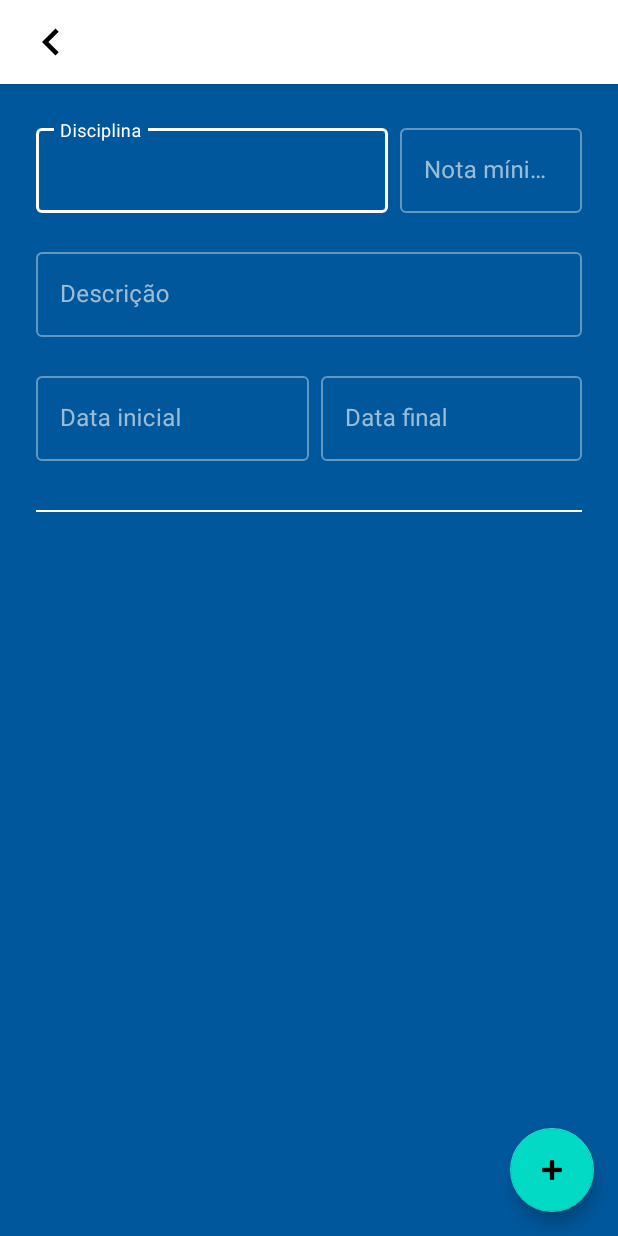
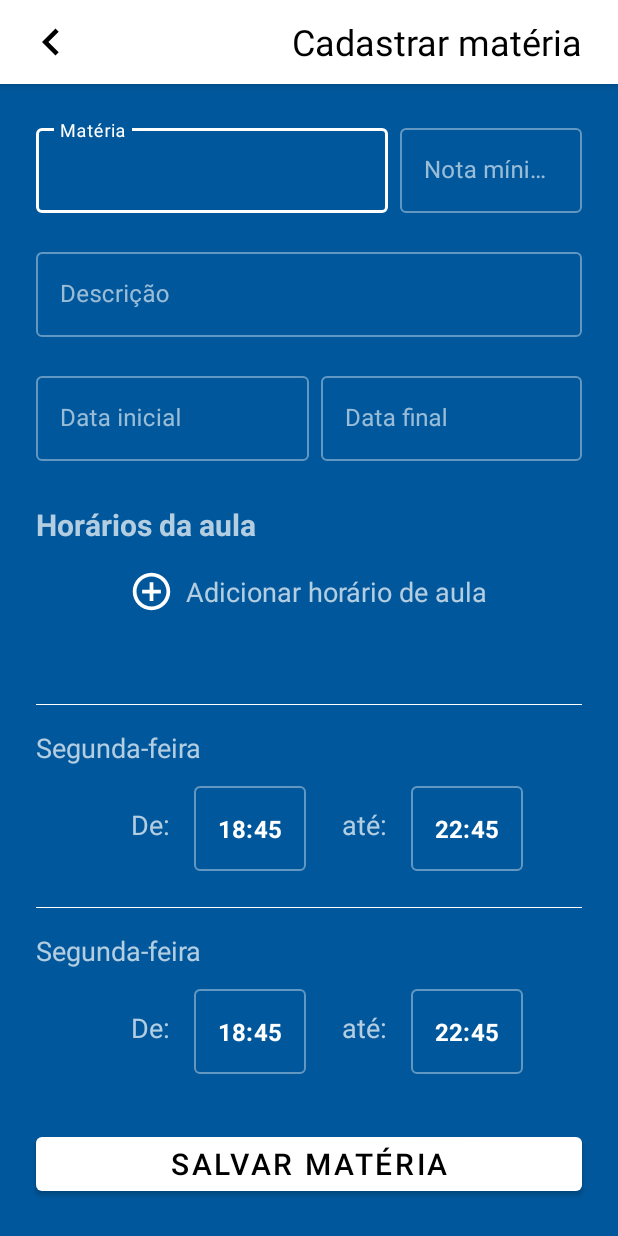
Before and after one commit to tiagomnunes89/vidacademica, an Android app: the layout activity_create_subject.xml on its own in the app's theme, with its tools: preview values and no code run, on a phone screen of 412 x 824 dp. Run offline under Robolectric (Android 15) with nearby library versions, the light colour scheme and no system bars.

Commit message:
register subject

```diff
--- a/app/src/main/java/online/vidacademica/presentation/ui/CreateSubjectActivity.java
+++ b/app/src/main/java/online/vidacademica/presentation/ui/CreateSubjectActivity.java
@@ -25,15 +25,6 @@ public class CreateSubjectActivity extends AppCompatActivity {
     protected void onCreate(Bundle savedInstanceState) {
         super.onCreate(savedInstanceState);
         binding = DataBindingUtil.setContentView(this, R.layout.activity_create_subject);
-        setSupportActionBar(binding.toolbar);
-
-        binding.fab.setOnClickListener(new View.OnClickListener() {
-            @Override
-            public void onClick(View view) {
-                Snackbar.make(view, "Replace with your own action", Snackbar.LENGTH_LONG)
-                        .setAction("Action", null).show();
-            }
-        });
 
         binding.inputStartDate.setOnClickListener(new View.OnClickListener() {
             @Override
--- /dev/null
+++ b/app/src/main/res/drawable/ic_button_add_white_24dp.xml
@@ -0,0 +1,5 @@
+<vector android:height="30dp" android:tint="#FFFFFF"
+    android:viewportHeight="24.0" android:viewportWidth="24.0"
+    android:width="30dp" xmlns:android="http://schemas.android.com/apk/res/android">
+    <path android:fillColor="#FF000000" android:pathData="M13,7h-2v4L7,11v2h4v4h2v-4h4v-2h-4L13,7zM12,2C6.48,2 2,6.48 2,12s4.48,10 10,10 10,-4.48 10,-10S17.52,2 12,2zM12,20c-4.41,0 -8,-3.59 -8,-8s3.59,-8 8,-8 8,3.59 8,8 -3.59,8 -8,8z"/>
+</vector>
--- a/app/src/main/res/layout/activity_create_subject.xml
+++ b/app/src/main/res/layout/activity_create_subject.xml
@@ -27,19 +27,30 @@
                 app:layout_constraintStart_toStartOf="parent"
                 app:layout_constraintTop_toTopOf="parent">
 
-                <androidx.appcompat.widget.Toolbar
+                <LinearLayout
                     android:id="@+id/toolbar"
                     android:layout_width="match_parent"
                     android:layout_height="?attr/actionBarSize"
-                    android:background="?attr/colorPrimary"
-                    app:popupTheme="@style/AppTheme.PopupOverlay">
+                    android:background="?attr/colorPrimary">
 
-                    <androidx.appcompat.widget.AppCompatImageView
+                    <ImageView
                         android:layout_width="wrap_content"
                         android:layout_height="wrap_content"
+                        android:layout_gravity="center_vertical"
+                        android:layout_marginStart="@dimen/short_size"
                         android:src="@drawable/ic_turn_back_black_24dp" />
 
-                </androidx.appcompat.widget.Toolbar>
+                    <TextView
+                        android:layout_width="match_parent"
+                        android:layout_height="wrap_content"
+                        android:layout_gravity="end|center_vertical"
+                        android:layout_marginEnd="@dimen/default_size"
+                        android:gravity="end"
+                        android:text="@string/title_register_subject"
+                        android:textColor="@android:color/black"
+                        android:textSize="@dimen/font_primary_title" />
+
+                </LinearLayout>
 
             </com.google.android.material.appbar.AppBarLayout>
 
@@ -124,7 +135,8 @@
                 android:paddingEnd="@dimen/default_size"
                 app:layout_constraintEnd_toEndOf="parent"
                 app:layout_constraintStart_toStartOf="parent"
-                app:layout_constraintTop_toBottomOf="@+id/input_description_subject_layout">
+                app:layout_constraintTop_toBottomOf="@+id/input_description_subject_layout"
+                android:baselineAligned="false">
 
                 <com.google.android.material.textfield.TextInputLayout
                     android:id="@+id/text_input_dt_start_subject"
@@ -164,32 +176,78 @@
                 </com.google.android.material.textfield.TextInputLayout>
             </LinearLayout>
 
-            <View
-                android:id="@+id/divider"
-                android:layout_width="match_parent"
-                android:layout_height="1dp"
+            <TextView
+                android:id="@+id/text_view_class_schedules"
+                android:layout_width="wrap_content"
+                android:layout_height="wrap_content"
                 android:layout_marginStart="@dimen/default_size"
-                android:layout_marginTop="@dimen/semi_short_size"
-                android:layout_marginEnd="@dimen/default_size"
-                android:background="@android:color/white"
+                android:layout_marginTop="@dimen/little_size"
+                android:text="@string/class_schedule"
+                android:textSize="@dimen/font_normal_text"
+                android:textStyle="bold"
+                app:layout_constraintStart_toStartOf="parent"
                 app:layout_constraintTop_toBottomOf="@+id/linear_layout_start_final_date" />
 
-            <com.google.android.material.floatingactionbutton.FloatingActionButton
-                android:id="@+id/fab"
-                android:layout_width="wrap_content"
+            <LinearLayout
+                android:id="@+id/linear_layout_add_schedule"
+                android:layout_width="match_parent"
                 android:layout_height="wrap_content"
-                android:layout_gravity="bottom|end"
-                android:layout_margin="@dimen/fab_margin"
+                android:layout_marginStart="@dimen/default_size"
+                android:layout_marginTop="@dimen/short_size"
+                android:layout_marginEnd="@dimen/default_size"
+                android:orientation="horizontal"
+                android:gravity="center_horizontal"
+                app:layout_constraintStart_toStartOf="parent"
+                app:layout_constraintTop_toBottomOf="@+id/text_view_class_schedules">
+
+                <ImageView
+                    android:layout_width="wrap_content"
+                    android:layout_height="wrap_content"
+                    android:layout_gravity="center_vertical"
+                    android:src="@drawable/ic_button_add_white_24dp" />
+
+                <TextView
+                    android:id="@+id/text_view_add_schedule"
+                    android:layout_width="wrap_content"
+                    android:layout_height="wrap_content"
+                    android:layout_gravity="center_vertical"
+                    android:layout_marginStart="@dimen/little_size"
+                    android:text="@string/add_class_schedule"
+                    android:textSize="@dimen/font_secondary_title" />
+
+            </LinearLayout>
+
+            <androidx.recyclerview.widget.RecyclerView
+                android:id="@+id/recycler"
+                android:layout_width="match_parent"
+                android:layout_height="wrap_content"
+                android:layout_marginStart="@dimen/default_size"
+                android:layout_marginEnd="@dimen/default_size"
+                app:layout_constraintTop_toBottomOf="@+id/linear_layout_add_schedule"
+                app:layout_constraintBottom_toTopOf="@+id/btn_save_subject"
+                tools:itemCount="2"
+                tools:listitem="@layout/item_class_schedules" />
+
+            <Button
+                android:id="@+id/btn_save_subject"
+                android:layout_width="match_parent"
+                android:layout_height="wrap_content"
+                android:layout_gravity="center"
+                android:layout_marginStart="@dimen/default_size"
+                android:layout_marginTop="@dimen/default_size"
+                android:layout_marginEnd="@dimen/default_size"
+                android:layout_marginBottom="@dimen/default_size"
+                android:fontFamily="sans-serif-light"
+                android:text="@string/save_subject"
+                android:textAllCaps="true"
+                android:textSize="@dimen/font_normal_text"
+                android:textStyle="bold"
                 app:layout_constraintBottom_toBottomOf="parent"
                 app:layout_constraintEnd_toEndOf="parent"
-                app:srcCompat="@android:drawable/ic_input_add" />
-
-            <androidx.recyclerview.widget.RecyclerView
-                android:layout_width="match_parent"
-                android:layout_height="wrap_content"
-                android:layout_margin="@dimen/default_size"
-                app:layout_constraintTop_toBottomOf="@+id/divider" />
+                app:layout_constraintStart_toStartOf="parent" />
 
         </androidx.constraintlayout.widget.ConstraintLayout>
+
+
     </ScrollView>
 </layout>
--- /dev/null
+++ b/app/src/main/res/layout/item_class_schedules.xml
@@ -0,0 +1,101 @@
+<?xml version="1.0" encoding="utf-8"?>
+<androidx.constraintlayout.widget.ConstraintLayout xmlns:android="http://schemas.android.com/apk/res/android"
+    xmlns:app="http://schemas.android.com/apk/res-auto"
+    xmlns:tools="http://schemas.android.com/tools"
+    android:layout_width="match_parent"
+    android:layout_height="wrap_content"
+    android:orientation="vertical">
+
+    <View
+        android:id="@+id/divider_open"
+        android:layout_width="match_parent"
+        android:layout_height="0.5dp"
+        android:layout_marginTop="@dimen/default_size"
+        android:layout_marginBottom="@dimen/short_size"
+        android:background="@android:color/white"
+        app:layout_constraintEnd_toEndOf="parent"
+        app:layout_constraintStart_toStartOf="parent"
+        app:layout_constraintTop_toTopOf="parent" />
+
+
+    <TextView
+        android:id="@+id/text_view_title_item_sch"
+        android:layout_width="match_parent"
+        android:layout_height="wrap_content"
+        android:layout_marginTop="@dimen/short_size"
+        android:textSize="@dimen/font_secondary_title"
+        app:layout_constraintTop_toBottomOf="@+id/divider_open"
+        tools:text="Segunda-feira" />
+
+    <LinearLayout
+        android:id="@+id/linear_layout_item_schedule"
+        android:layout_width="match_parent"
+        android:layout_height="wrap_content"
+        android:layout_marginTop="@dimen/little_size"
+        android:gravity="center_horizontal"
+        android:orientation="horizontal"
+        app:layout_constraintEnd_toEndOf="parent"
+        app:layout_constraintTop_toBottomOf="@+id/text_view_title_item_sch">
+
+        <TextView
+            android:id="@+id/textView"
+            android:layout_width="wrap_content"
+            android:layout_height="wrap_content"
+            android:layout_gravity="center_vertical"
+            android:layout_marginStart="@dimen/default_size"
+            android:text="De:"
+            android:textSize="@dimen/font_secondary_title"
+            android:textStyle="normal"
+            app:layout_constraintTop_toBottomOf="@+id/text_view_title_item_sch" />
+
+        <com.google.android.material.textfield.TextInputLayout
+            android:id="@+id/text_input_layout_item_initial"
+            style="@style/Widget.MaterialComponents.TextInputLayout.OutlinedBox"
+            android:layout_width="wrap_content"
+            android:layout_height="wrap_content"
+            android:layout_marginStart="@dimen/short_size">
+
+            <com.google.android.material.textfield.TextInputEditText
+                android:id="@+id/text_input_item_initial"
+                android:layout_width="wrap_content"
+                android:layout_height="wrap_content"
+                android:focusable="false"
+                android:inputType="none"
+                android:textSize="@dimen/font_tertiary_title"
+                android:textStyle="bold"
+                tools:text="18:45" />
+
+        </com.google.android.material.textfield.TextInputLayout>
+
+        <TextView
+            android:layout_width="wrap_content"
+            android:layout_height="wrap_content"
+            android:layout_gravity="center_vertical"
+            android:layout_marginStart="@dimen/default_size"
+            android:text="até:"
+            android:textSize="@dimen/font_secondary_title"
+            android:textStyle="normal"
+            app:layout_constraintTop_toBottomOf="@+id/text_view_title_item_sch" />
+
+        <com.google.android.material.textfield.TextInputLayout
+            android:id="@+id/text_input_layout_item_final"
+            style="@style/Widget.MaterialComponents.TextInputLayout.OutlinedBox"
+            android:layout_width="wrap_content"
+            android:layout_height="wrap_content"
+            android:layout_marginStart="@dimen/short_size">
+
+            <com.google.android.material.textfield.TextInputEditText
+                android:id="@+id/text_input_item_final"
+                android:layout_width="wrap_content"
+                android:layout_height="wrap_content"
+                android:focusable="false"
+                android:inputType="none"
+                android:textSize="@dimen/font_tertiary_title"
+                android:textStyle="bold"
+                tools:text="22:45" />
+
+        </com.google.android.material.textfield.TextInputLayout>
+    </LinearLayout>
+
+
+</androidx.constraintlayout.widget.ConstraintLayout>
--- a/app/src/main/res/values/strings.xml
+++ b/app/src/main/res/values/strings.xml
@@ -31,5 +31,9 @@
     <string name="description">Descrição</string>
     <string name="initial_date">Data inicial</string>
     <string name="final_date">Data final</string>
-    <string name="subject">Disciplina</string>
+    <string name="subject">Matéria</string>
+    <string name="title_register_subject">Cadastrar matéria</string>
+    <string name="class_schedule">Horários da aula</string>
+    <string name="add_class_schedule">Adicionar horário de aula</string>
+    <string name="save_subject">Salvar matéria</string>
 </resources>
```
